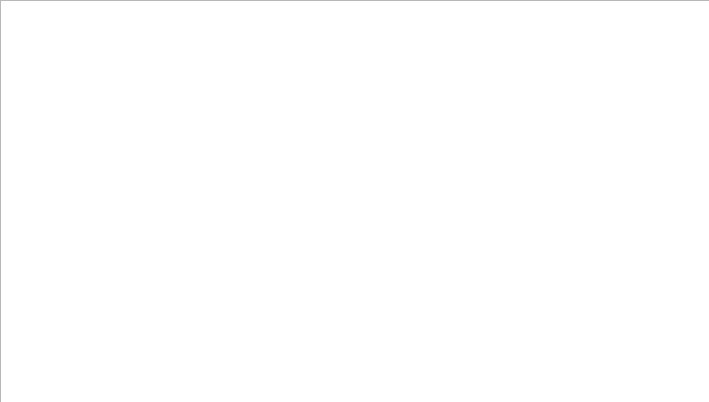
The window that dialog.ui (JunguangJiang/GWENT) describes before a commit, drawn with Qt 5.
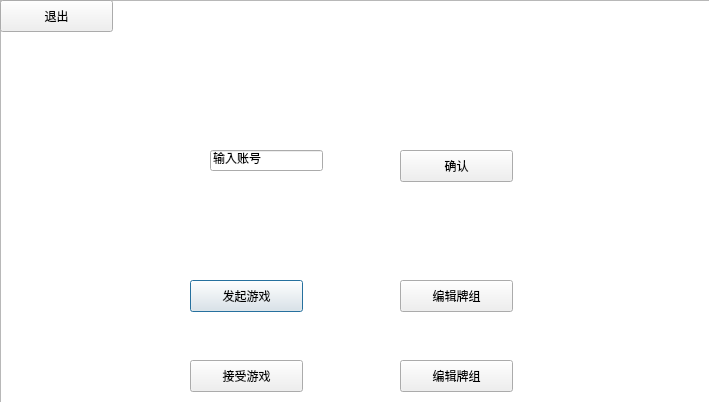
The same window after the commit.

Diff of the .ui file:
```diff
--- a/dialog.ui
+++ b/dialog.ui
@@ -41,6 +41,97 @@
     <enum>QAbstractScrollArea::AdjustIgnored</enum>
    </property>
   </widget>
+  <widget class="QPushButton" name="playGameWith">
+   <property name="geometry">
+    <rect>
+     <x>190</x>
+     <y>280</y>
+     <width>113</width>
+     <height>32</height>
+    </rect>
+   </property>
+   <property name="text">
+    <string>发起游戏</string>
+   </property>
+  </widget>
+  <widget class="QPushButton" name="acceptGame">
+   <property name="geometry">
+    <rect>
+     <x>190</x>
+     <y>360</y>
+     <width>113</width>
+     <height>32</height>
+    </rect>
+   </property>
+   <property name="text">
+    <string>接受游戏</string>
+   </property>
+  </widget>
+  <widget class="QPushButton" name="EditDeck1">
+   <property name="geometry">
+    <rect>
+     <x>400</x>
+     <y>280</y>
+     <width>113</width>
+     <height>32</height>
+    </rect>
+   </property>
+   <property name="text">
+    <string>编辑牌组</string>
+   </property>
+  </widget>
+  <widget class="QPushButton" name="EditDeck2">
+   <property name="geometry">
+    <rect>
+     <x>400</x>
+     <y>360</y>
+     <width>113</width>
+     <height>32</height>
+    </rect>
+   </property>
+   <property name="text">
+    <string>编辑牌组</string>
+   </property>
+  </widget>
+  <widget class="QPushButton" name="Exit">
+   <property name="geometry">
+    <rect>
+     <x>0</x>
+     <y>0</y>
+     <width>113</width>
+     <height>32</height>
+    </rect>
+   </property>
+   <property name="text">
+    <string>退出</string>
+   </property>
+  </widget>
+  <widget class="QLineEdit" name="inputId">
+   <property name="geometry">
+    <rect>
+     <x>210</x>
+     <y>150</y>
+     <width>113</width>
+     <height>21</height>
+    </rect>
+   </property>
+   <property name="text">
+    <string>输入账号</string>
+   </property>
+  </widget>
+  <widget class="QPushButton" name="comfirm">
+   <property name="geometry">
+    <rect>
+     <x>400</x>
+     <y>150</y>
+     <width>113</width>
+     <height>32</height>
+    </rect>
+   </property>
+   <property name="text">
+    <string>确认</string>
+   </property>
+  </widget>
  </widget>
  <layoutdefault spacing="6" margin="11"/>
  <resources/>
```
